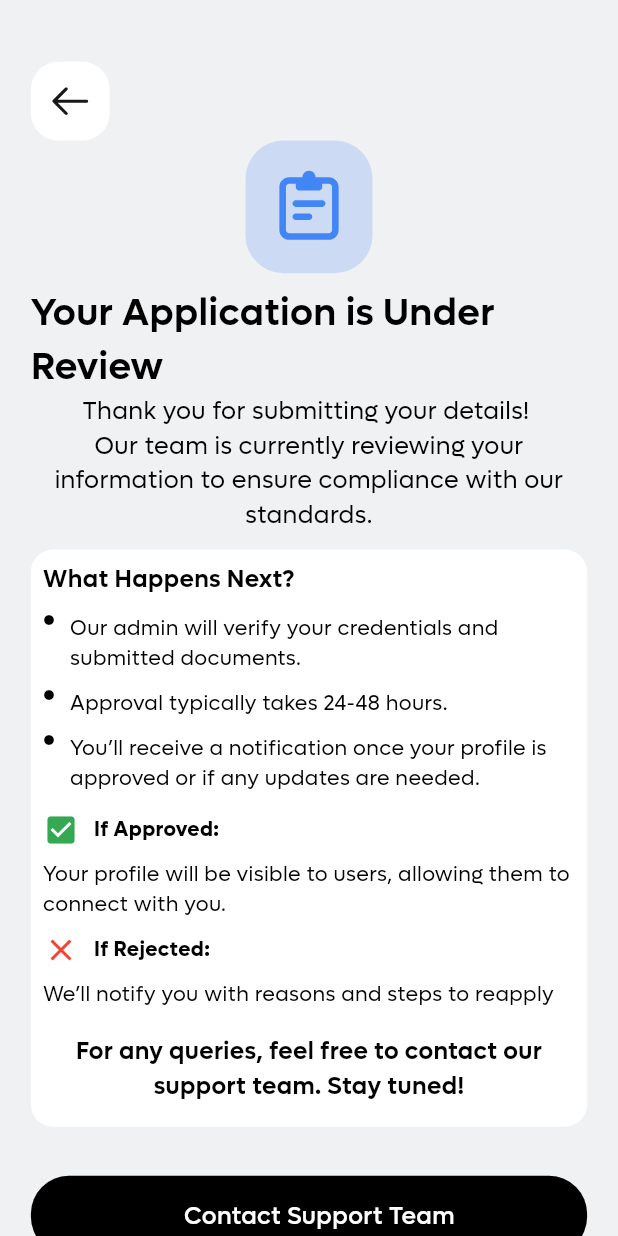
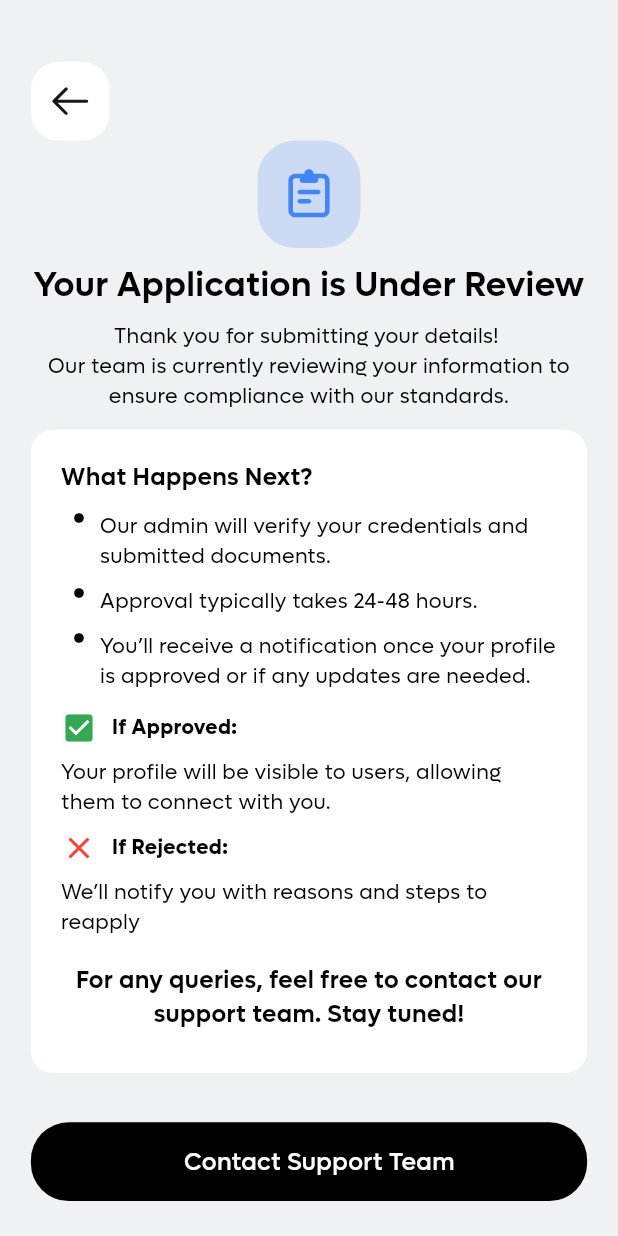
Before and after one commit to ibrahimsm83/casekarao, a Flutter app: the ApplicationUnderReviewScreen screen opened by its route, on a phone screen of 412 x 824 dp. Run offline on Flutter 3.47's test engine with Material 3 defaults, Android fonts, the phone set to English and light mode, and no system bars; our stand-ins replace another_flushbar, flutter_rating, flutter_screenutil, flutter_svg, get, pin_code_fields and 1 more.

Commit message:
issues fixed remaining screens

```diff
--- a/lib/presentation/application_under_review_screen/application_under_review _screen.dart
+++ b/lib/presentation/application_under_review_screen/application_under_review _screen.dart
@@ -39,8 +39,8 @@ class ApplicationUnderReviewScreen extends StatelessWidget {
               ),
 
               Container(
-                height: 74.h,
-                width: 74.w,
+                height: 60.h,
+                width: 60.w,
                 decoration: BoxDecoration(
                   color: ColorManager.kLightBlueColor.withOpacity(0.2),
                   borderRadius: BorderRadius.circular(22.r),
@@ -55,14 +55,15 @@ class ApplicationUnderReviewScreen extends StatelessWidget {
                 AppStrings.yourApplicationIsUnderReview,
                 style: getsemiboldStyle(
                   color: ColorManager.primary,
-                  fontSize: ScreenUtil().setSp(AppSize.s22),
+                  fontSize: ScreenUtil().setSp(AppSize.s20),
                 ),
               ),
+              SizedBox(height: 8),
               Text(
                 AppStrings.thankYouForSubmittingYourDetails,
                 style: getRegularStyle(
                   color: ColorManager.primary,
-                  fontSize: ScreenUtil().setSp(AppSize.s14),
+                  fontSize: ScreenUtil().setSp(AppSize.s12),
                 ),
               ),
               Text(
@@ -71,7 +72,7 @@ class ApplicationUnderReviewScreen extends StatelessWidget {
                 textAlign: TextAlign.center,
                 style: getRegularStyle(
                   color: ColorManager.primary,
-                  fontSize: ScreenUtil().setSp(AppSize.s14),
+                  fontSize: ScreenUtil().setSp(AppSize.s12),
                 ),
               ),
               SizedBox(height: AppSize.s10.h),
@@ -82,7 +83,7 @@ class ApplicationUnderReviewScreen extends StatelessWidget {
                   borderRadius: BorderRadius.all(Radius.circular(13.r)),
                 ),
                 child: Padding(
-                  padding: const EdgeInsets.all(8.0),
+                  padding: const EdgeInsets.all(20.0),
                   child: Column(
                     crossAxisAlignment: CrossAxisAlignment.start,
                     children: [
@@ -185,13 +186,19 @@ class ApplicationUnderReviewScreen extends StatelessWidget {
   }
 
   Widget whatHappens() {
-    return Column(
+    return Padding(
+      padding: const EdgeInsets.only(left: 8.0),
+      child: Column(
         children: [
           Row(
             mainAxisAlignment: MainAxisAlignment.start,
             crossAxisAlignment: CrossAxisAlignment.start,
             children: [
-            Icon(Icons.circle, size: 8, color: Colors.black), // Small dot icon
+              Icon(
+                Icons.circle,
+                size: 8,
+                color: Colors.black,
+              ), // Small dot icon
               SizedBox(width: 10.0),
               Flexible(
                 child: Text(
@@ -243,6 +250,7 @@ class ApplicationUnderReviewScreen extends StatelessWidget {
             ],
           ),
         ],
+      ),
     );
   }
 
```
Also changed, not shown: lib/presentation/bar_id_card_upload_screen/bar_id_card_upload_screen.dart (+11 -10 lines), lib/presentation/cnic_upload_screen/cnic_upload_screen.dart (+4 -4 lines), lib/presentation/identity_verification_screen/identity_verification_screen.dart (+3 -4 lines). Lines whose indentation alone changed are shown as unchanged.
